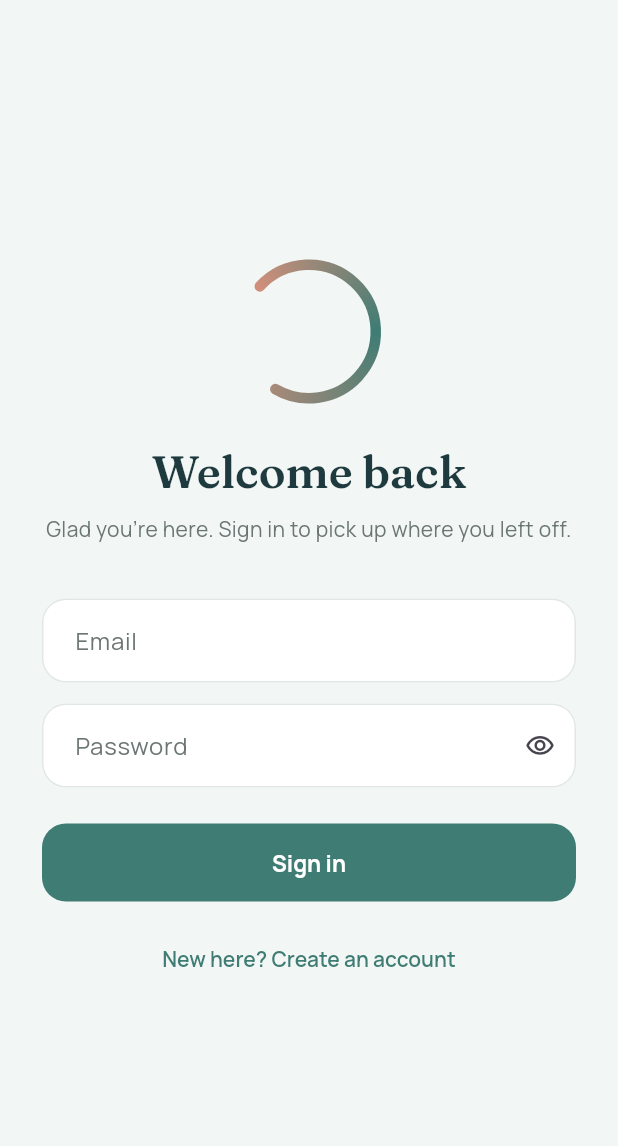
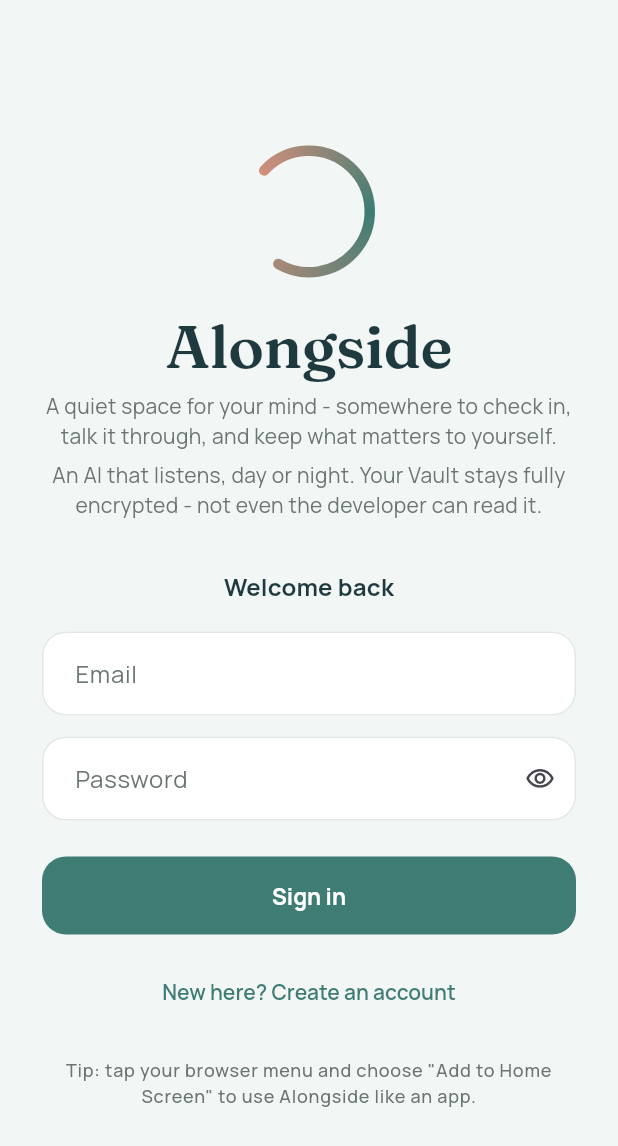
Before and after one commit to SamuelOLUWASEUN/Alongside, a Flutter app: the screen it shows after launch, on a phone screen of 412 x 824 dp. Shown: the top 1146 px of the screen. Run offline on Flutter 3.47's test engine with Material 3 defaults, Android fonts, the phone set to English and light mode, and no system bars; our stand-ins replace convert, fl_chart, flutter_secure_storage, google_fonts, local_auth; missing offline and left inert: pointycastle.

Commit message:
Add daily message cap with crisis bypass, redesign onboarding as landing page

```diff
--- a/frontend/lib/screens/home_screen.dart
+++ b/frontend/lib/screens/home_screen.dart
@@ -75,6 +75,7 @@
         conversations: _conversations,
         loadingConversations: _loadingConversations,
         activeConversationId: _activeConversationId,
+        onNavigateToTab: (i) => setState(() => _currentIndex = i),
       ),
       const MoodScreen(),
       const VaultScreen(),
@@ -180,6 +181,7 @@
       conversations: _conversations,
       loadingConversations: _loadingConversations,
       activeConversationId: _activeConversationId,
+      onNavigateToTab: (i) => setState(() => _currentIndex = i),
     );
   }
 
--- a/frontend/lib/screens/onboarding_screen.dart
+++ b/frontend/lib/screens/onboarding_screen.dart
@@ -37,8 +37,6 @@
             _emailController.text.trim(), _passwordController.text);
         await auth.login(
             _emailController.text.trim(), _passwordController.text);
-        // Record the consent choices made on this screen. Fire-and-forget:
-        // consent logging shouldn't block getting into the app.
         unawaited(ApiService.post('/consent/grant',
             {'type': 'mood_tracking', 'granted': _consentMoodTracking}));
         unawaited(ApiService.post('/consent/grant',
@@ -79,25 +77,40 @@
                 crossAxisAlignment: CrossAxisAlignment.stretch,
                 children: [
                   const SizedBox(height: 12),
-                  const Center(child: ArcMotif(size: 96, strokeWidth: 7)),
-                  const SizedBox(height: 28),
+                  const Center(child: ArcMotif(size: 88, strokeWidth: 7)),
+                  const SizedBox(height: 24),
                   Text(
-                    _isLogin ? 'Welcome back' : 'A quiet place\nto check in',
+                    'Alongside',
                     textAlign: TextAlign.center,
-                    style: Theme.of(context).textTheme.displayMedium,
+                    style: Theme.of(context).textTheme.displayLarge,
                   ),
-                  const SizedBox(height: 10),
+                  const SizedBox(height: 8),
                   Text(
-                    _isLogin
-                        ? "Glad you're here. Sign in to pick up where you left off."
-                        : 'Track how you feel, talk it through, and keep what matters to yourself private.',
+                    'A quiet space for your mind - somewhere to check in, talk it through, '
+                    'and keep what matters to yourself.',
                     textAlign: TextAlign.center,
                     style: Theme.of(context)
                         .textTheme
                         .bodyMedium
-                        ?.copyWith(color: AppColors.mutedText),
+                        ?.copyWith(color: AppColors.mutedText, height: 1.4),
                   ),
-                  const SizedBox(height: 36),
+                  const SizedBox(height: 6),
+                  Text(
+                    'An AI that listens, day or night. Your Vault stays fully '
+                    'encrypted - not even the developer can read it.',
+                    textAlign: TextAlign.center,
+                    style: Theme.of(context)
+                        .textTheme
+                        .bodyMedium
+                        ?.copyWith(color: AppColors.mutedText, height: 1.4),
+                  ),
+                  const SizedBox(height: 32),
+                  Text(
+                    _isLogin ? 'Welcome back' : "Let's get you set up",
+                    textAlign: TextAlign.center,
+                    style: Theme.of(context).textTheme.titleMedium,
+                  ),
+                  const SizedBox(height: 18),
                   TextField(
                     controller: _emailController,
                     keyboardType: TextInputType.emailAddress,
@@ -180,6 +193,17 @@
                           : 'Already have an account? Sign in'),
                     ),
                   ),
+                  const SizedBox(height: 20),
+                  Center(
+                    child: Text(
+                      "Tip: tap your browser menu and choose \"Add to Home Screen\" to use Alongside like an app.",
+                      textAlign: TextAlign.center,
+                      style: Theme.of(context)
+                          .textTheme
+                          .labelSmall
+                          ?.copyWith(height: 1.4),
+                    ),
+                  ),
                 ],
               ),
             ),
```
Also changed, not shown: frontend/lib/screens/chat_screen.dart (+47 -3 lines), 2 other files.
